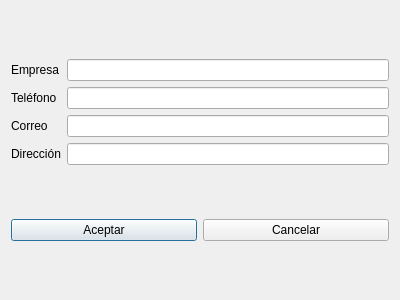
Matiti061/TecnoPC, file ui/proovedor_add.ui: the form before one commit.
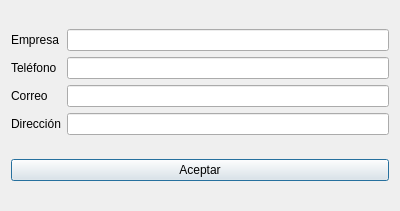
The form after the commit.

Patch:
```diff
--- a/ui/proovedor_add.ui
+++ b/ui/proovedor_add.ui
@@ -7,7 +7,7 @@
     <x>0</x>
     <y>0</y>
     <width>400</width>
-    <height>300</height>
+    <height>211</height>
    </rect>
   </property>
   <property name="windowTitle">
@@ -87,13 +87,6 @@
        </property>
       </widget>
      </item>
-     <item>
-      <widget class="QPushButton" name="cancelar_button">
-       <property name="text">
-        <string>Cancelar</string>
-       </property>
-      </widget>
-     </item>
     </layout>
    </item>
   </layout>
```
